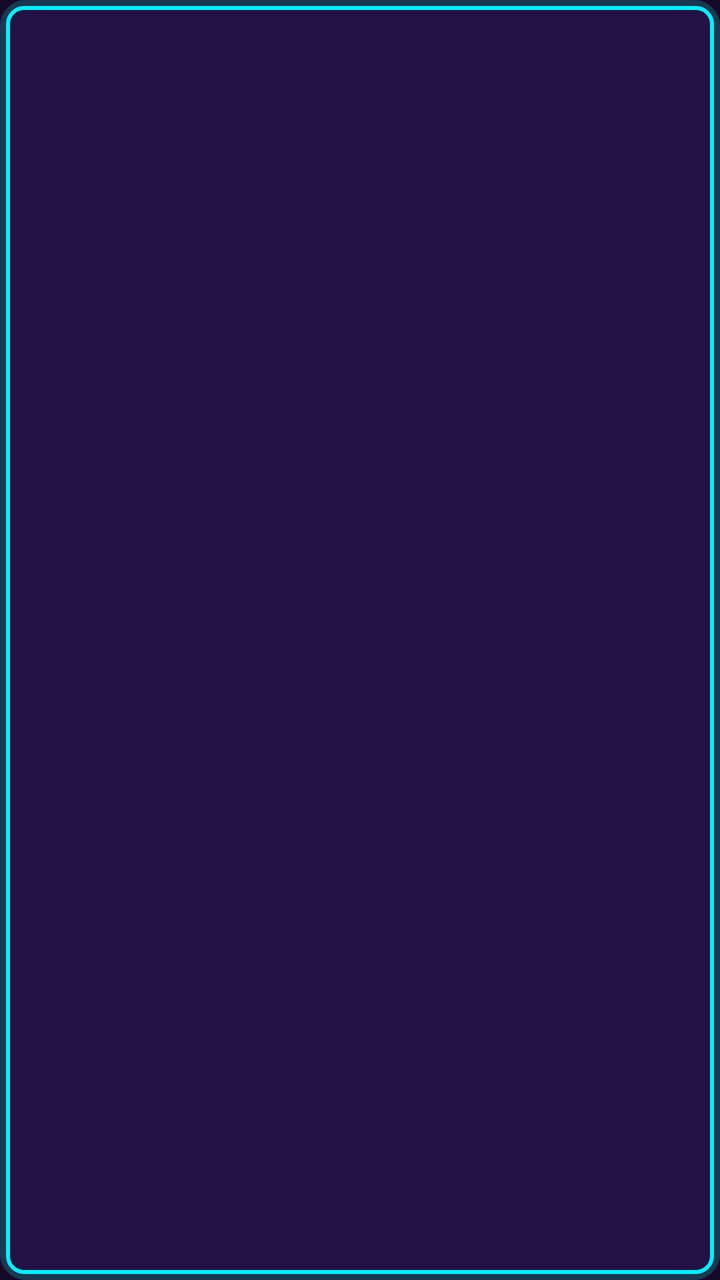
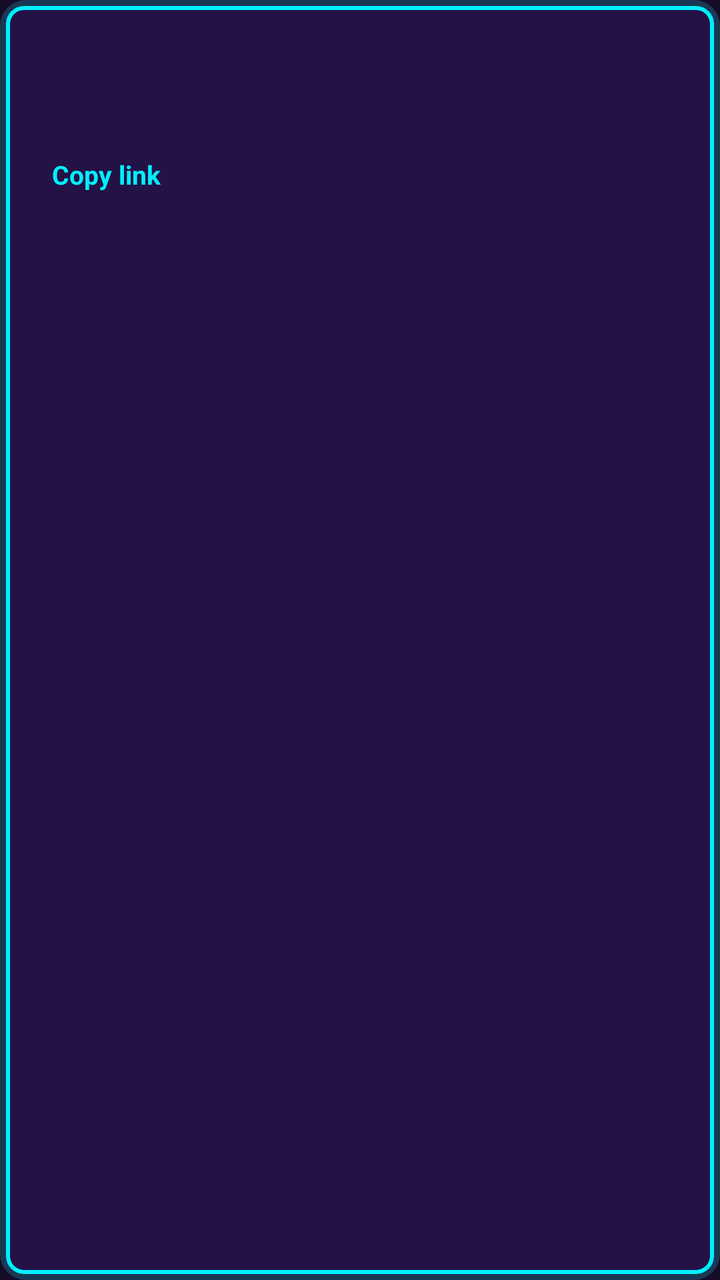

Two renders of the same Android screen: before a commit and after it. Below are the layout's source before the change and the commit's diff.
<!-- AndroidManifest.xml: application theme Theme.KubaStream -->
<!-- res/layout/item_apk.xml -->
<?xml version="1.0" encoding="utf-8"?>
<LinearLayout xmlns:android="http://schemas.android.com/apk/res/android"
    android:layout_width="match_parent"
    android:layout_height="wrap_content"
    android:orientation="vertical"
    android:layout_margin="7dp"
    android:padding="16dp"
    android:background="@drawable/card_neon"
    android:clickable="true"
    android:focusable="true">

    <TextView
        android:id="@+id/appName"
        android:layout_width="wrap_content"
        android:layout_height="wrap_content"
        android:textColor="@color/chrome"
        android:textSize="19sp"
        android:textStyle="bold" />

    <TextView
        android:id="@+id/appDetails"
        android:layout_width="wrap_content"
        android:layout_height="wrap_content"
        android:textColor="@color/muted"
        android:textSize="13sp"
        android:layout_marginTop="3dp" />

    <LinearLayout
        android:id="@+id/adminRow"
        android:layout_width="wrap_content"
        android:layout_height="wrap_content"
        android:orientation="horizontal"
        android:layout_marginTop="10dp"
        android:visibility="gone">

        <TextView
            android:id="@+id/renameBtn"
            android:layout_width="wrap_content"
            android:layout_height="wrap_content"
            android:text="Rename"
            android:textColor="@color/cyan"
            android:textStyle="bold"
            android:textSize="13sp"
            android:padding="10dp"
            android:clickable="true"
            android:focusable="true"
            android:background="?attr/selectableItemBackground" />

        <TextView
            android:id="@+id/deleteBtn"
            android:layout_width="wrap_content"
            android:layout_height="wrap_content"
            android:layout_marginStart="12dp"
            android:text="Delete"
            android:textColor="@color/pink"
            android:textStyle="bold"
            android:textSize="13sp"
            android:padding="10dp"
            android:clickable="true"
            android:focusable="true"
            android:background="?attr/selectableItemBackground" />
    </LinearLayout>

</LinearLayout>
<!-- resources referenced by this layout -->
<resources>
  <color name="chrome">#EEF0FF</color>
  <color name="cyan">#00F0FF</color>
  <color name="muted">#8F88B8</color>
  <color name="pink">#FF2E88</color>
  <!-- drawable card_neon (drawable) -->
  <?xml version="1.0" encoding="utf-8"?>
  <layer-list xmlns:android="http://schemas.android.com/apk/res/android">
      <item>
          <shape android:shape="rectangle">
              <solid android:color="@color/panel" />
              <stroke android:width="6dp" android:color="#332DF0FF" />
              <corners android:radius="10dp" />
          </shape>
      </item>
      <item android:top="3dp" android:left="3dp" android:right="3dp" android:bottom="3dp">
          <shape android:shape="rectangle">
              <solid android:color="@color/panel" />
              <stroke android:width="2dp" android:color="@color/cyan" />
              <corners android:radius="8dp" />
          </shape>
      </item>
  </layer-list>
  <style name="Theme.KubaStream" parent="Theme.AppCompat.NoActionBar">
          <item name="android:windowBackground">@color/void_bg</item>
          <item name="colorPrimary">@color/cyan</item>
          <item name="colorAccent">@color/pink</item>
          <item name="android:textColorPrimary">@color/chrome</item>
      </style>
  <color name="panel">#231246</color>
  <color name="void_bg">#150A28</color>
</resources>

<!-- the commit's change to res/layout/item_apk.xml (unified diff, before → after) -->
@@ -24,6 +24,20 @@
         android:textColor="@color/muted"
         android:textSize="13sp"
         android:layout_marginTop="3dp" />
+
+    <TextView
+        android:id="@+id/linkBtn"
+        android:layout_width="wrap_content"
+        android:layout_height="wrap_content"
+        android:text="Copy link"
+        android:textColor="@color/cyan"
+        android:textStyle="bold"
+        android:textSize="13sp"
+        android:layout_marginTop="6dp"
+        android:padding="10dp"
+        android:clickable="true"
+        android:focusable="true"
+        android:background="?attr/selectableItemBackground" />
 
     <LinearLayout
         android:id="@+id/adminRow"
